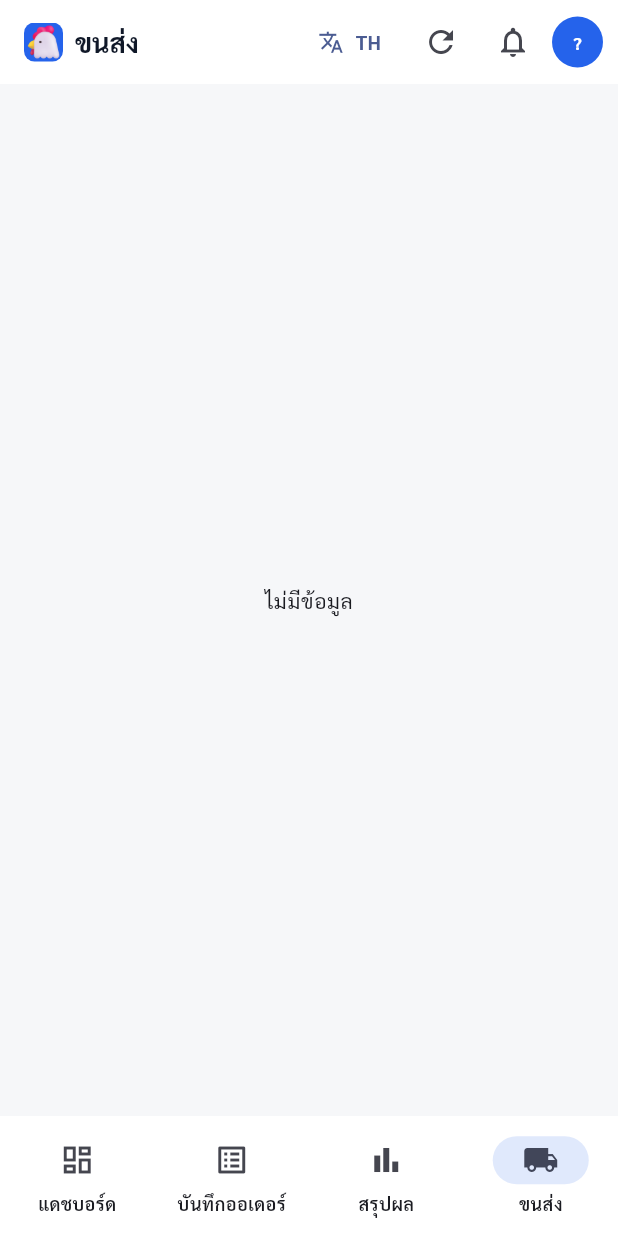
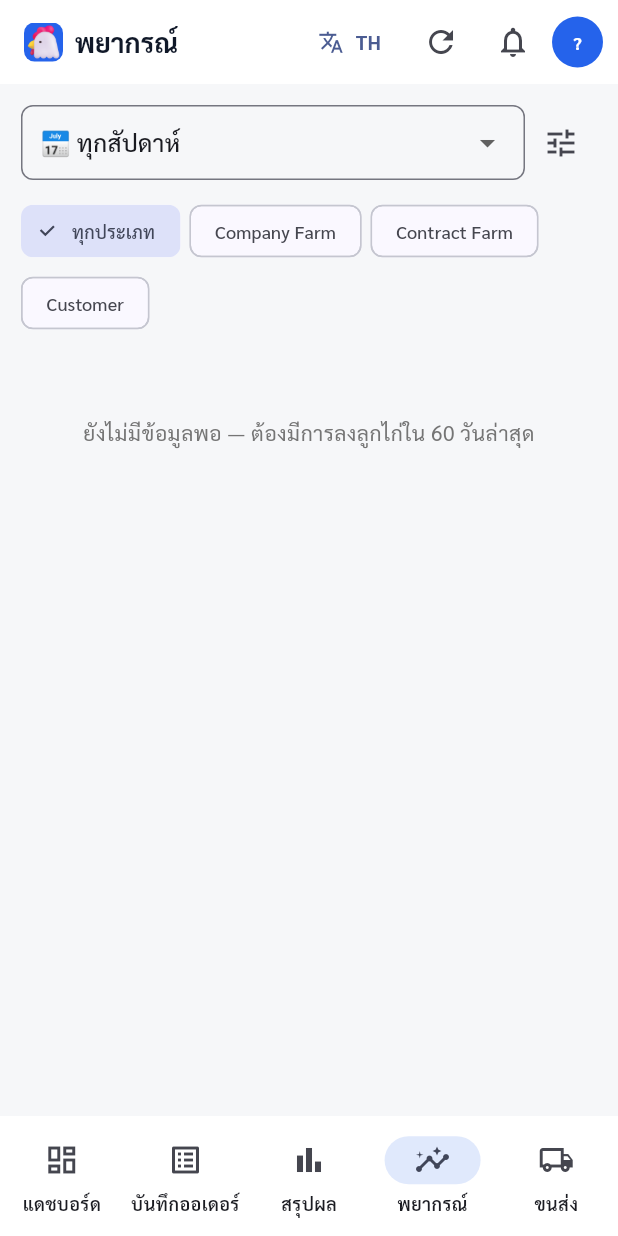
Before and after one commit to yudthakarnk-commits/doc-tracker, a Flutter app: the screen it shows once a user with an empty profile is signed in, item 4 of the bottom bar chosen, on a phone screen of 412 x 824 dp. Run offline on Flutter 3.47's test engine with Material 3 defaults, Android fonts, the phone set to English and light mode, and no system bars; our stand-ins replace fl_chart, qr_flutter, share_plus, shared_preferences, supabase_flutter; accounts and stored records are empty.

Commit message:
app v1.2.8: add Forecast screen (chick placement forecast, matches web model)
Co-Authored-By: Claude Opus 4.8 <noreply@anthropic.com>

```diff
--- a/flutter_app/lib/config.dart
+++ b/flutter_app/lib/config.dart
@@ -1,7 +1,7 @@
 /// App-wide constants — same Supabase backend as the web app.
 class AppConfig {
   /// Keep in sync with pubspec.yaml `version:` — shown in the avatar menu.
-  static const appVersion = '1.2.7';
+  static const appVersion = '1.2.8';
 
   static const supabaseUrl = 'https://ncnppcmlxdaabuwkcbtm.supabase.co';
   static const supabaseAnonKey =
--- a/flutter_app/lib/i18n.dart
+++ b/flutter_app/lib/i18n.dart
@@ -36,6 +36,27 @@ const _strings = <String, Map<String, String>>{
   'profileSaved': {'th': '✅ บันทึกโปรไฟล์แล้ว', 'en': '✅ Profile saved'},
   'announcements': {'th': 'ประกาศ', 'en': 'Announcements'},
   'noAnnouncements': {'th': 'ยังไม่มีประกาศ', 'en': 'No announcements yet'},
+  // Forecast
+  'forecast': {'th': 'พยากรณ์', 'en': 'Forecast'},
+  'fcTitle': {'th': 'คาดการณ์การลงลูกไก่', 'en': 'Chick Placement Forecast'},
+  'fcAllWeeks': {'th': 'ทุกสัปดาห์', 'en': 'All weeks'},
+  'fcTotal': {'th': 'รวมที่ต้องผลิต', 'en': 'Total to produce'},
+  'fcNoData': {
+    'th': 'ยังไม่มีข้อมูลพอ — ต้องมีการลงลูกไก่ใน 60 วันล่าสุด',
+    'en': 'Not enough data — needs placements in the last 60 days'
+  },
+  'fcBasedOn': {'th': 'อ้างอิงการลง', 'en': 'Based on'},
+  'fcSettings': {'th': 'ตั้งค่าการพยากรณ์', 'en': 'Forecast settings'},
+  'fcLeadWeeks': {'th': 'เว้นล่วงหน้า (สัปดาห์)', 'en': 'Lead time (weeks)'},
+  'fcHorizonWeeks': {'th': 'ดูล่วงหน้า (สัปดาห์)', 'en': 'Look ahead (weeks)'},
+  'fcCycleDays': {'th': 'รอบการเลี้ยง (วัน)', 'en': 'Cycle length (days)'},
+  'fcSortBy': {'th': 'เรียงตาม', 'en': 'Sort by'},
+  'fcSortDate': {'th': 'วันที่', 'en': 'Date'},
+  'fcSortQty': {'th': 'จำนวน', 'en': 'Chicks'},
+  'fcSortFarm': {'th': 'ฟาร์ม', 'en': 'Farm'},
+  'fcWeeklyTitle': {'th': 'ความต้องการรายสัปดาห์', 'en': 'Weekly demand'},
+  'fcDetailTitle': {'th': 'รายละเอียด', 'en': 'Detail'},
+  'allTypes': {'th': 'ทุกประเภท', 'en': 'All types'},
   // Dashboard
   'kpiDelivered': {'th': 'ส่งแล้ว (ตัว)', 'en': 'DOC Delivered'},
   'kpiOrdered': {'th': 'ยอดสั่ง (ตัว)', 'en': 'DOC Ordered'},
--- /dev/null
+++ b/flutter_app/lib/screens/forecast_screen.dart
@@ -0,0 +1,516 @@
+import 'package:flutter/material.dart';
+import 'package:intl/intl.dart';
+import '../config.dart';
+import '../i18n.dart';
+import '../models/doc_record.dart';
+import '../services/data_service.dart';
+
+final _nf = NumberFormat('#,##0');
+
+/// One projected future placement.
+class _FRow {
+  final String farm, ctype, hatchery, breed, anchorDate, forecastDate;
+  final int week, cycle, qty;
+  _FRow(this.farm, this.ctype, this.hatchery, this.breed, this.anchorDate,
+      this.forecastDate, this.week, this.cycle, this.qty);
+}
+
+/// Projects future chick placements: every placement in the last [cycleDays]
+/// days is rolled forward one cycle at a time (weekend → next Monday),
+/// starting [leadWeeks] weeks out. Mirrors the web app's forecast model.
+class ForecastScreen extends StatefulWidget {
+  const ForecastScreen({super.key});
+
+  @override
+  State<ForecastScreen> createState() => _ForecastScreenState();
+}
+
+class _ForecastScreenState extends State<ForecastScreen> {
+  int _cycleDays = 60, _leadWeeks = 5, _horizonWeeks = 12;
+  int? _week; // null = all weeks
+  String _typeFilter = '';
+  String _sort = 'date'; // date | qty | farm
+
+  static const _typeColors = {
+    'Company Farm': Color(0xFF15803D),
+    'Contract Farm': Color(0xFFB45309),
+    'Customer': Color(0xFF1E40AF),
+  };
+
+  String _ds(DateTime d) => DateFormat('yyyy-MM-dd').format(d);
+  DateTime _dayOnly(DateTime d) => DateTime(d.year, d.month, d.day);
+  DateTime _weekendAdjust(DateTime d) {
+    if (d.weekday == DateTime.saturday) return d.add(const Duration(days: 2));
+    if (d.weekday == DateTime.sunday) return d.add(const Duration(days: 1));
+    return d;
+  }
+
+  DateTime _mondayOf(DateTime d) =>
+      _dayOnly(d).subtract(Duration(days: d.weekday - 1));
+
+  List<_FRow> _build(List<DocRecord> records) {
+    final t0 = _dayOnly(DateTime.now());
+    final startDate = _mondayOf(t0).add(Duration(days: _leadWeeks * 7));
+    final horizonEnd = startDate.add(Duration(days: _horizonWeeks * 7 - 1));
+    final srcStartStr = _ds(t0.subtract(Duration(days: _cycleDays)));
+    final todayStr = _ds(t0);
+
+    // aggregate placements per farm+date within the source window
+    final events = <String, Map<String, dynamic>>{};
+    for (final r in records) {
+      if (r.recordDate.isEmpty ||
+          r.recordDate.compareTo(srcStartStr) < 0 ||
+          r.recordDate.compareTo(todayStr) > 0) continue;
+      final q = r.totalActual > 0 ? r.totalActual : r.totalOrdered;
+      if (q <= 0) continue;
+      final key = '${r.customerName.trim().toLowerCase()}|${r.recordDate}';
+      final e = events.putIfAbsent(
+          key,
+          () => {
+                'farm': r.customerName,
+                'date': r.recordDate,
+                'qty': 0,
+                'type': <String, int>{},
+                'hatch': <String, int>{},
+                'breeds': <String>{},
+              });
+      e['qty'] = (e['qty'] as int) + q;
+      if (r.customerType.isNotEmpty) {
+        final m = e['type'] as Map<String, int>;
+        m[r.customerType] = (m[r.customerType] ?? 0) + q;
+      }
+      if (r.hatchery.isNotEmpty) {
+        final m = e['hatch'] as Map<String, int>;
+        m[r.hatchery] = (m[r.hatchery] ?? 0) + q;
+      }
+      final b = r.breed;
+      if (b != null && b.isNotEmpty) (e['breeds'] as Set<String>).add(b);
+    }
+
+    String dom(Map<String, int> m) => m.isEmpty
+        ? ''
+        : (m.entries.toList()..sort((a, b) => b.value.compareTo(a.value)))
+            .first
+            .key;
+
+    final rows = <_FRow>[];
+    for (final e in events.values) {
+      final type = dom(e['type'] as Map<String, int>);
+      final hatch = dom(e['hatch'] as Map<String, int>);
+      if (_typeFilter.isNotEmpty && type != _typeFilter) continue;
+      final base = DateTime.parse(e['date'] as String);
+      for (int c = 1; c <= 52; c++) {
+        var d = _dayOnly(_weekendAdjust(base.add(Duration(days: _cycleDays * c))));
+        if (d.isAfter(horizonEnd)) break;
+        if (d.isBefore(startDate)) continue;
+        rows.add(_FRow(
+            e['farm'] as String,
+            type,
+            hatch,
+            (e['breeds'] as Set<String>).join(', '),
+            e['date'] as String,
+            _ds(d),
+            isoWeek(d),
+            c,
+            e['qty'] as int));
+      }
+    }
+    rows.sort((a, b) => a.forecastDate.compareTo(b.forecastDate));
+    return rows;
+  }
+
+  Future<void> _openSettings() async {
+    final cycle = TextEditingController(text: '$_cycleDays');
+    final lead = TextEditingController(text: '$_leadWeeks');
+    final horizon = TextEditingController(text: '$_horizonWeeks');
+    await showDialog<void>(
+      context: context,
+      builder: (c) => AlertDialog(
+        title: Text(tr('fcSettings')),
+        content: Column(
+          mainAxisSize: MainAxisSize.min,
+          children: [
+            _numField(cycle, tr('fcCycleDays')),
+            const SizedBox(height: 12),
+            _numField(lead, tr('fcLeadWeeks')),
+            const SizedBox(height: 12),
+            _numField(horizon, tr('fcHorizonWeeks')),
+          ],
+        ),
+        actions: [
+          TextButton(
+              onPressed: () => Navigator.pop(c), child: Text(tr('cancel'))),
+          FilledButton(
+            onPressed: () {
+              setState(() {
+                _cycleDays = (int.tryParse(cycle.text) ?? 60).clamp(1, 365).toInt();
+                _leadWeeks = (int.tryParse(lead.text) ?? 5).clamp(0, 20).toInt();
+                _horizonWeeks =
+                    (int.tryParse(horizon.text) ?? 12).clamp(1, 52).toInt();
+                _week = null;
+              });
+              Navigator.pop(c);
+            },
+            child: Text(tr('save')),
+          ),
+        ],
+      ),
+    );
+  }
+
+  Widget _numField(TextEditingController c, String label) => TextField(
+        controller: c,
+        keyboardType: TextInputType.number,
+        decoration: InputDecoration(labelText: label, isDense: true),
+      );
+
+  @override
+  Widget build(BuildContext context) {
+    final svc = DataService.instance;
+    return AnimatedBuilder(
+      animation: svc,
+      builder: (context, _) {
+        if (svc.loading && svc.records.isEmpty) {
+          return const Center(child: CircularProgressIndicator());
+        }
+        final allRows = _build(svc.records);
+        // weeks available (for the dropdown), earliest date first
+        final weekFirst = <int, String>{};
+        for (final r in allRows) {
+          final m = _ds(_mondayOf(DateTime.parse(r.forecastDate)));
+          if (!weekFirst.containsKey(r.week) ||
+              m.compareTo(weekFirst[r.week]!) < 0) weekFirst[r.week] = m;
+        }
+        final weeks = weekFirst.keys.toList()
+          ..sort((a, b) => weekFirst[a]!.compareTo(weekFirst[b]!));
+        final rows =
+            _week == null ? allRows : allRows.where((r) => r.week == _week).toList();
+
+        // sort detail
+        final sorted = [...rows];
+        sorted.sort((a, b) {
+          switch (_sort) {
+            case 'qty':
+              return b.qty.compareTo(a.qty);
+            case 'farm':
+              return a.farm.toLowerCase().compareTo(b.farm.toLowerCase());
+            default:
+              return a.forecastDate.compareTo(b.forecastDate);
+          }
+        });
+
+        // type totals for the selected scope
+        final byType = <String, int>{
+          'Company Farm': 0,
+          'Contract Farm': 0,
+          'Customer': 0
+        };
+        for (final r in rows) {
+          if (byType.containsKey(r.ctype)) byType[r.ctype] = byType[r.ctype]! + r.qty;
+        }
+        final total = rows.fold<int>(0, (s, r) => s + r.qty);
+
+        return ListView(
+          padding: const EdgeInsets.all(14),
+          children: [
+            // ── controls ──
+            Row(children: [
+              Expanded(
+                child: Container(
+                  padding: const EdgeInsets.symmetric(horizontal: 12),
+                  decoration: BoxDecoration(
+                    border: Border.all(color: Theme.of(context).dividerColor),
+                    borderRadius: BorderRadius.circular(8),
+                  ),
+                  child: DropdownButton<int?>(
+                    value: _week,
+                    isExpanded: true,
+                    underline: const SizedBox.shrink(),
+                    items: [
+                      DropdownMenuItem<int?>(
+                          value: null, child: Text('📅 ${tr('fcAllWeeks')}')),
+                      ...weeks.map((w) {
+                        final d = DateTime.parse(weekFirst[w]!);
+                        return DropdownMenuItem<int?>(
+                            value: w,
+                            child: Text('Week $w · ${d.day}/${d.month}'));
+                      }),
+                    ],
+                    onChanged: (v) => setState(() => _week = v),
+                  ),
+                ),
+              ),
+              IconButton(
+                tooltip: tr('fcSettings'),
+                icon: const Icon(Icons.tune),
+                onPressed: _openSettings,
+              ),
+            ]),
+            const SizedBox(height: 10),
+            // ── type filter chips ──
+            Wrap(
+              spacing: 6,
+              children: [
+                _typeChip('', tr('allTypes')),
+                for (final t in const ['Company Farm', 'Contract Farm', 'Customer'])
+                  _typeChip(t, t),
+              ],
+            ),
+            const SizedBox(height: 12),
+            // ── KPI cards ──
+            if (allRows.isEmpty)
+              Padding(
+                padding: const EdgeInsets.symmetric(vertical: 40),
+                child: Center(
+                    child: Text(tr('fcNoData'),
+                        textAlign: TextAlign.center,
+                        style: TextStyle(color: Colors.grey.shade600))),
+              )
+            else ...[
+              Row(children: [
+                Expanded(
+                    child: _kpi(tr('fcTotal'), total, const Color(0xFF2563EB),
+                        big: true)),
+              ]),
+              const SizedBox(height: 8),
+              Row(children: [
+                Expanded(
+                    child: _kpi('🏭 Company', byType['Company Farm']!,
+                        _typeColors['Company Farm']!)),
+                const SizedBox(width: 8),
+                Expanded(
+                    child: _kpi('📄 Contract', byType['Contract Farm']!,
+                        _typeColors['Contract Farm']!)),
+                const SizedBox(width: 8),
+                Expanded(
+                    child: _kpi('👤 Customer', byType['Customer']!,
+                        _typeColors['Customer']!)),
+              ]),
+              const SizedBox(height: 18),
+              // ── weekly bars (overview, all weeks) ──
+              Text(tr('fcWeeklyTitle'),
+                  style: const TextStyle(fontWeight: FontWeight.w800)),
+              const SizedBox(height: 8),
+              _WeeklyBars(
+                rows: allRows,
+                weeks: weeks,
+                weekFirst: weekFirst,
+                mondayOf: _mondayOf,
+                typeColors: _typeColors,
+                selectedWeek: _week,
+                onTapWeek: (w) => setState(() => _week = _week == w ? null : w),
+              ),
+              const SizedBox(height: 18),
+              // ── detail ──
+              Row(children: [
+                Text(tr('fcDetailTitle'),
+                    style: const TextStyle(fontWeight: FontWeight.w800)),
+                const Spacer(),
+                Text('${sorted.length}',
+                    style: TextStyle(color: Colors.grey.shade500, fontSize: 12)),
+                const SizedBox(width: 8),
+                DropdownButton<String>(
+                  value: _sort,
+                  isDense: true,
+                  underline: const SizedBox.shrink(),
+                  items: [
+                    DropdownMenuItem(value: 'date', child: Text(tr('fcSortDate'))),
+                    DropdownMenuItem(value: 'qty', child: Text(tr('fcSortQty'))),
+                    DropdownMenuItem(value: 'farm', child: Text(tr('fcSortFarm'))),
+                  ],
+                  onChanged: (v) => setState(() => _sort = v ?? 'date'),
+                ),
+              ]),
+              const SizedBox(height: 6),
+              ...sorted.map(_detailTile),
+              const SizedBox(height: 24),
+            ],
+          ],
+        );
+      },
+    );
+  }
+
+  Widget _typeChip(String value, String label) {
+    final sel = _typeFilter == value;
+    return ChoiceChip(
+      label: Text(label, style: const TextStyle(fontSize: 12)),
+      selected: sel,
+      onSelected: (_) => setState(() {
+        _typeFilter = value;
+        _week = null;
+      }),
+    );
+  }
+
+  Widget _kpi(String label, int value, Color color, {bool big = false}) => Card(
+        margin: EdgeInsets.zero,
+        child: Padding(
+          padding: const EdgeInsets.symmetric(horizontal: 12, vertical: 10),
+          child: Column(
+            crossAxisAlignment: CrossAxisAlignment.start,
+            children: [
+              Text(label,
+                  maxLines: 1,
+                  overflow: TextOverflow.ellipsis,
+                  style: TextStyle(fontSize: 11, color: Colors.grey.shade600)),
+              const SizedBox(height: 3),
+              Text(_nf.format(value),
+                  style: TextStyle(
+                      fontSize: big ? 24 : 16,
+                      fontWeight: FontWeight.w800,
+                      color: color)),
+            ],
+          ),
+        ),
+      );
+
+  Widget _detailTile(_FRow r) {
+    final color = _typeColors[r.ctype] ?? Colors.grey;
+    return Card(
+      margin: const EdgeInsets.only(bottom: 6),
+      child: Padding(
+        padding: const EdgeInsets.symmetric(horizontal: 12, vertical: 10),
+        child: Row(children: [
+          Column(crossAxisAlignment: CrossAxisAlignment.start, children: [
+            Text(r.forecastDate, style: const TextStyle(fontWeight: FontWeight.w700)),
+            Text('Wk ${r.week} · +${r.cycle}',
+                style: TextStyle(fontSize: 11, color: Colors.grey.shade500)),
+          ]),
+          const SizedBox(width: 12),
+          Expanded(
+            child: Column(crossAxisAlignment: CrossAxisAlignment.start, children: [
+              Text(r.farm,
+                  maxLines: 1,
+                  overflow: TextOverflow.ellipsis,
+                  style: const TextStyle(fontWeight: FontWeight.w600)),
+              const SizedBox(height: 3),
+              Row(children: [
+                Container(
+                  padding: const EdgeInsets.symmetric(horizontal: 6, vertical: 1),
+                  decoration: BoxDecoration(
+                      color: color, borderRadius: BorderRadius.circular(4)),
+                  child: Text(r.ctype,
+                      style: const TextStyle(color: Colors.white, fontSize: 10)),
+                ),
+                const SizedBox(width: 6),
+                Flexible(
+                  child: Text(
+                      '${r.hatchery}${r.breed.isNotEmpty ? ' · ${r.breed}' : ''}',
+                      maxLines: 1,
+                      overflow: TextOverflow.ellipsis,
+                      style: TextStyle(fontSize: 11, color: Colors.grey.shade600)),
+                ),
+              ]),
+            ]),
+          ),
+          const SizedBox(width: 8),
+          Text(_nf.format(r.qty),
+              style: const TextStyle(
+                  fontWeight: FontWeight.w800, fontSize: 15, color: Color(0xFF2563EB))),
+        ]),
+      ),
+    );
+  }
+}
+
+/// Weekly stacked bars (by customer type) — overview of all forecast weeks.
+class _WeeklyBars extends StatelessWidget {
+  final List<_FRow> rows;
+  final List<int> weeks;
+  final Map<int, String> weekFirst;
+  final DateTime Function(DateTime) mondayOf;
+  final Map<String, Color> typeColors;
+  final int? selectedWeek;
+  final void Function(int) onTapWeek;
+  const _WeeklyBars({
+    required this.rows,
+    required this.weeks,
+    required this.weekFirst,
+    required this.mondayOf,
+    required this.typeColors,
+    required this.selectedWeek,
+    required this.onTapWeek,
+  });
+
+  @override
+  Widget build(BuildContext context) {
+    final totals = <int, int>{};
+    final byType = <int, Map<String, int>>{};
+    for (final r in rows) {
+      totals[r.week] = (totals[r.week] ?? 0) + r.qty;
+      final m = byType.putIfAbsent(r.week, () => {});
+      m[r.ctype] = (m[r.ctype] ?? 0) + r.qty;
+    }
+    final maxTotal =
+        totals.values.fold<int>(1, (m, v) => v > m ? v : m);
+    const order = ['Company Farm', 'Contract Farm', 'Customer'];
+
+    return Column(
+      children: weeks.map((w) {
+        final d = DateTime.parse(weekFirst[w]!);
+        final end = d.add(const Duration(days: 6));
+        final tot = totals[w] ?? 0;
+        final types = byType[w] ?? {};
+        final sel = selectedWeek == w;
+        return InkWell(
+          onTap: () => onTapWeek(w),
+          child: Container(
+            padding: const EdgeInsets.symmetric(vertical: 5, horizontal: 4),
+            decoration: BoxDecoration(
+              color: sel
+                  ? Theme.of(context).colorScheme.primary.withOpacity(.08)
+                  : null,
+              borderRadius: BorderRadius.circular(6),
+            ),
+            child: Row(children: [
+              SizedBox(
+                width: 66,
+                child: Column(
+                  crossAxisAlignment: CrossAxisAlignment.start,
+                  children: [
+                    Text('Wk $w',
+                        style: const TextStyle(
+                            fontSize: 12, fontWeight: FontWeight.w700)),
+                    Text('${d.day}/${d.month}',
+                        style: TextStyle(
+                            fontSize: 10, color: Colors.grey.shade500)),
+                  ],
+                ),
+              ),
+              Expanded(
+                child: ClipRRect(
+                  borderRadius: BorderRadius.circular(4),
+                  child: Container(
+                    height: 20,
+                    color: Theme.of(context).dividerColor.withOpacity(.15),
+                    child: FractionallySizedBox(
+                      alignment: Alignment.centerLeft,
+                      widthFactor: (tot / maxTotal).clamp(0.0, 1.0).toDouble(),
+                      child: Row(
+                        children: order
+                            .where((t) => (types[t] ?? 0) > 0)
+                            .map((t) => Expanded(
+                                  flex: types[t]!,
+                                  child: Container(color: typeColors[t]),
+                                ))
+                            .toList(),
+                      ),
+                    ),
+                  ),
+                ),
+              ),
+              SizedBox(
+                width: 76,
+                child: Text(_nf.format(tot),
+                    textAlign: TextAlign.right,
+                    style: const TextStyle(
+                        fontSize: 12, fontWeight: FontWeight.w700)),
+              ),
+            ]),
+          ),
+        );
+      }).toList(),
+    );
+  }
+}
--- a/flutter_app/lib/screens/home_shell.dart
+++ b/flutter_app/lib/screens/home_shell.dart
@@ -8,6 +8,7 @@ import '../services/data_service.dart';
 import 'dashboard_screen.dart';
 import 'entry_screen.dart';
 import 'summary_screen.dart';
+import 'forecast_screen.dart';
 import 'transport_screen.dart';
 
 class HomeShell extends StatefulWidget {
@@ -316,6 +317,7 @@ class _HomeShellState extends State<HomeShell> {
       tr('dashboard'),
       tr('entry'),
       tr('summary'),
+      tr('forecast'),
       tr('transport')
     ];
     return Scaffold(
@@ -446,6 +448,7 @@ class _HomeShellState extends State<HomeShell> {
           DashboardScreen(),
           EntryScreen(),
           SummaryScreen(),
+          ForecastScreen(),
           TransportScreen(),
         ],
       ),
@@ -466,6 +469,10 @@ class _HomeShellState extends State<HomeShell> {
               selectedIcon: const Icon(Icons.bar_chart),
               label: tr('summary')),
           NavigationDestination(
+              icon: const Icon(Icons.insights_outlined),
+              selectedIcon: const Icon(Icons.insights),
+              label: tr('forecast')),
+          NavigationDestination(
               icon: const Icon(Icons.local_shipping_outlined),
               selectedIcon: const Icon(Icons.local_shipping),
               label: tr('transport')),
--- a/flutter_app/pubspec.yaml
+++ b/flutter_app/pubspec.yaml
@@ -1,7 +1,7 @@
 name: doc_tracker
 description: DOC Tracker — Hatchery Management mobile app
 publish_to: 'none'
-version: 1.2.7+12
+version: 1.2.8+13
 
 environment:
   sdk: '>=3.3.0 <4.0.0'
```
